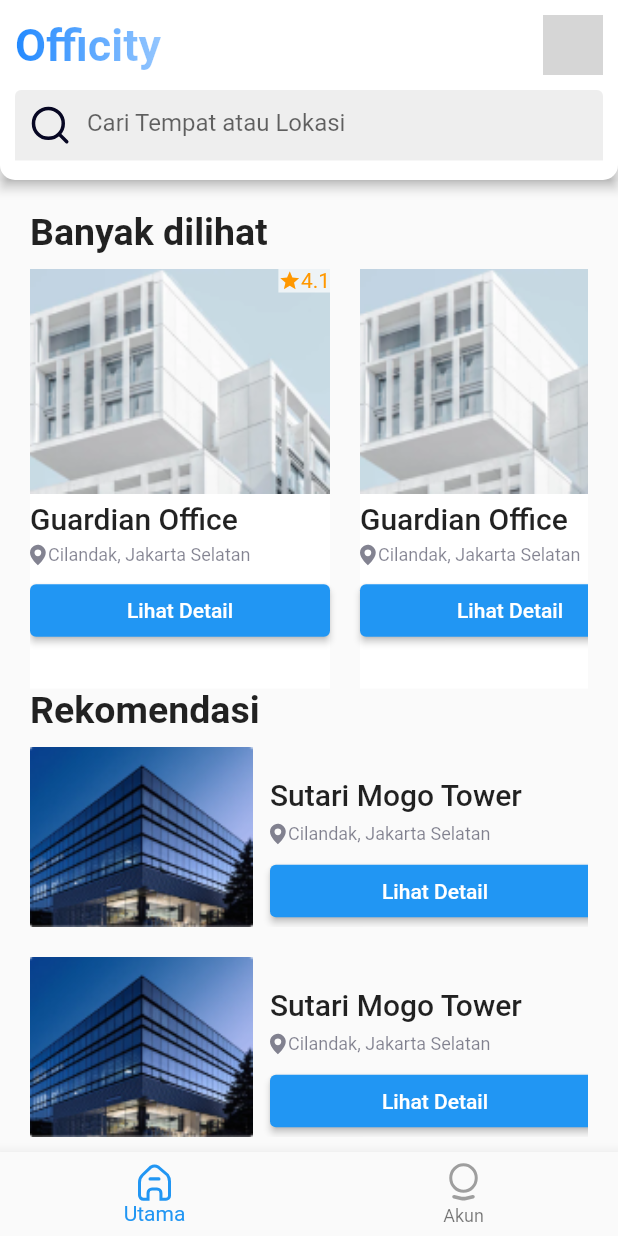
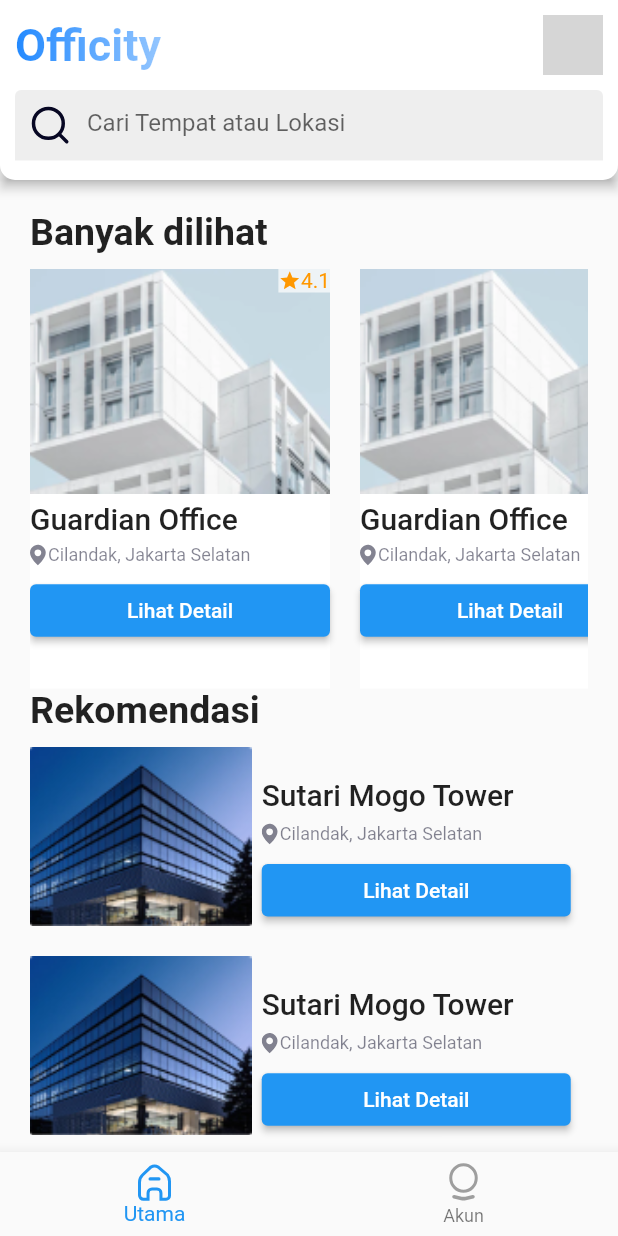
Before and after one commit to Kelompok-19-kelas-B-Altera/flutter_office_booking, a Flutter app: the screen it shows after launch, on a phone screen of 412 x 824 dp. Run offline on Flutter 3.47's test engine with Material 2 defaults, Android fonts, the phone set to English and light mode, and no system bars; our stand-ins replace dio, flutter_svg; accounts and stored records are empty; network calls fail; grey boxes are pictures that could not be loaded.

Commit message:
Change static size with media query

```diff
--- a/lib/views/widgets/recomendation_card.dart
+++ b/lib/views/widgets/recomendation_card.dart
@@ -6,8 +6,9 @@ class RecomendationCard extends StatelessWidget {
 
   @override
   Widget build(BuildContext context) {
+    final queryMedia = MediaQuery.of(context);
     return SizedBox(
-      height: 120,
+      height: queryMedia.size.height * 0.145,
       child: Stack(
         children: [
           SizedBox(
@@ -17,10 +18,10 @@ class RecomendationCard extends StatelessWidget {
               fit: BoxFit.cover,
             ),
           ),
-          const Positioned(
-            left: 160,
+          Positioned(
+            left: queryMedia.size.width * 0.375,
             top: 20,
-            child: Text(
+            child: const Text(
               'Sutari Mogo Tower',
               style: TextStyle(
                 fontSize: 20,
@@ -29,7 +30,7 @@ class RecomendationCard extends StatelessWidget {
             ),
           ),
           Positioned(
-            left: 160,
+            left: queryMedia.size.width * 0.375,
             top: 50,
             child: Row(
               children: [
@@ -49,11 +50,11 @@ class RecomendationCard extends StatelessWidget {
             ),
           ),
           Positioned(
-            left: 160,
+            left: queryMedia.size.width * 0.375,
             bottom: 0,
             child: ElevatedButton(
               style: ElevatedButton.styleFrom(
-                minimumSize: const Size(220, 35),
+                minimumSize: Size(queryMedia.size.width * 0.5, 35),
               ),
               onPressed: () {},
               child: const Text('Lihat Detail'),
```
